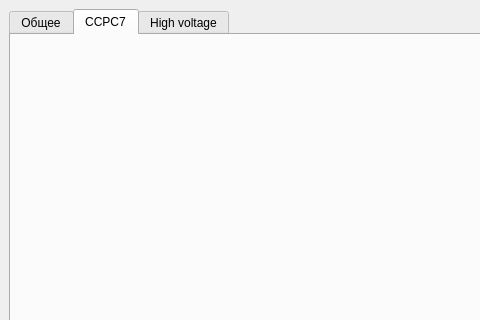
Before: the Qt Designer form CamacClient/camacclientform.ui in kapot65/online, drawn with Qt 5; both pictures show x 0 to 480 and y 0 to 320 of the 1280 by 800 pixel window.
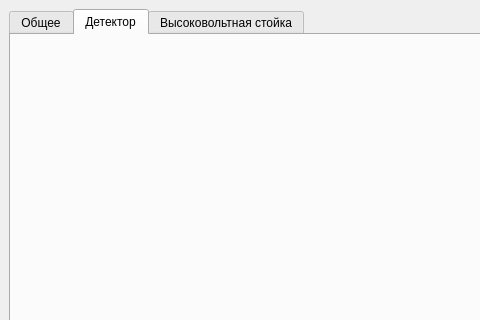
After: the same form once the commit is applied. The open tabs and pages were chosen to show the change.

Commit message: Исправление функции setVoltageAndCheck

The edit to the form file:
```diff
--- a/CamacClient/camacclientform.ui
+++ b/CamacClient/camacclientform.ui
@@ -44,13 +44,13 @@
           </widget>
           <widget class="QWidget" name="CCPC7Tab">
            <attribute name="title">
-            <string>CCPC7</string>
+            <string>Детектор</string>
            </attribute>
            <layout class="QVBoxLayout" name="verticalLayout_7"/>
           </widget>
           <widget class="QWidget" name="HVTab">
            <attribute name="title">
-            <string>High voltage</string>
+            <string>Высоковольтная стойка</string>
            </attribute>
            <layout class="QVBoxLayout" name="verticalLayout_3"/>
           </widget>
```
Left out of the diff: 2 changed lines with no effect on the pictures. The commit also changes 2 other files.
